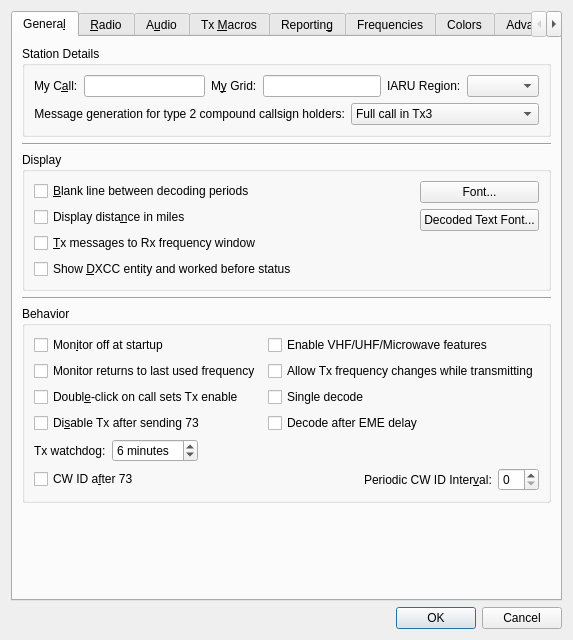
Old version of the form Configuration.ui in the repository saitohirga/WSJT-X.
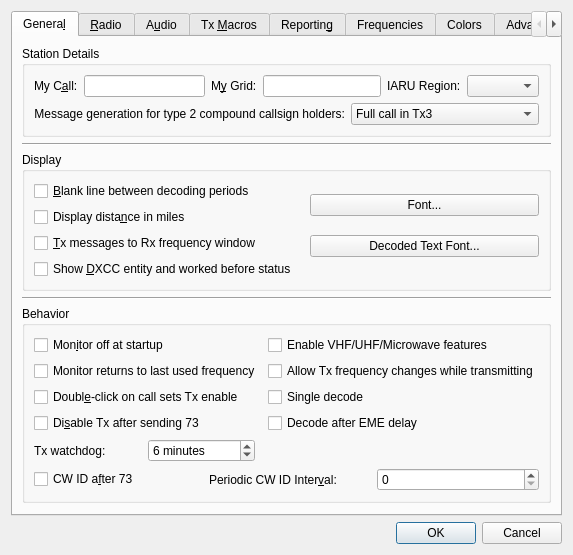
New version of the form.

Commit message: Set minimum initial sizes for windows

Diff of the .ui file:
```diff
--- a/Configuration.ui
+++ b/Configuration.ui
@@ -2,6 +2,14 @@
 <ui version="4.0">
  <class>configuration_dialog</class>
  <widget class="QDialog" name="configuration_dialog">
+  <property name="geometry">
+   <rect>
+    <x>0</x>
+    <y>0</y>
+    <width>521</width>
+    <height>507</height>
+   </rect>
+  </property>
   <property name="windowTitle">
    <string>Settings</string>
   </property>
@@ -180,12 +188,6 @@
             <property name="orientation">
              <enum>Qt::Horizontal</enum>
             </property>
-            <property name="sizeHint" stdset="0">
-             <size>
-              <width>40</width>
-              <height>20</height>
-             </size>
-            </property>
            </spacer>
           </item>
           <item row="1" column="0">
@@ -235,12 +237,6 @@
               <property name="orientation">
                <enum>Qt::Vertical</enum>
               </property>
-              <property name="sizeHint" stdset="0">
-               <size>
-                <width>20</width>
-                <height>40</height>
-               </size>
-              </property>
              </spacer>
             </item>
            </layout>
@@ -305,12 +301,6 @@
               <property name="orientation">
                <enum>Qt::Horizontal</enum>
               </property>
-              <property name="sizeHint" stdset="0">
-               <size>
-                <width>40</width>
-                <height>20</height>
-               </size>
-              </property>
              </spacer>
             </item>
             <item>
@@ -400,12 +390,6 @@
               <property name="orientation">
                <enum>Qt::Horizontal</enum>
               </property>
-              <property name="sizeHint" stdset="0">
-               <size>
-                <width>40</width>
-                <height>20</height>
-               </size>
-              </property>
              </spacer>
             </item>
            </layout>
@@ -451,8 +435,8 @@
          </property>
          <property name="sizeHint" stdset="0">
           <size>
-           <width>20</width>
-           <height>40</height>
+           <width>0</width>
+           <height>0</height>
           </size>
          </property>
         </spacer>
```
Left out of the diff: 56 changed lines with no effect on the pictures. The commit also changes 1 other file.
